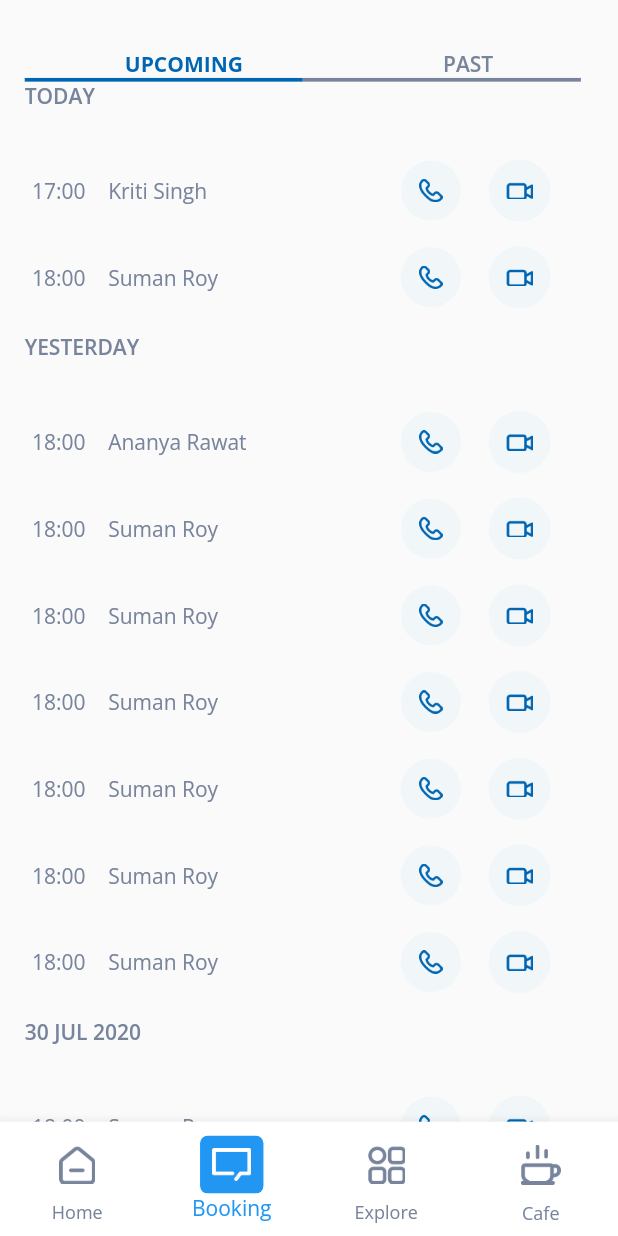
After one commit to balraj1232/mental_health, a Flutter app: the Cafe2 screen opened by its route, after a tap on "UPCOMING", on a phone screen of 412 x 824 dp. The commit adds this screen. Run offline on Flutter 3.47's test engine with Material 2 defaults, Android fonts, the phone set to English and light mode, and no system bars; our stand-ins replace google_fonts.

Commit message:
Cafe Screen

```diff
--- /dev/null
+++ b/lib/UI/Cafe1.dart
@@ -0,0 +1,157 @@
+import 'package:flutter/material.dart';
+import 'package:google_fonts/google_fonts.dart';
+import 'package:mental_health/Utils/Colors.dart';
+import 'package:mental_health/Utils/ListTileCafe1.dart';
+import 'package:mental_health/Utils/SizeConfig.dart';
+
+class Cafe1 extends StatefulWidget {
+  const Cafe1({Key key}) : super(key: key);
+
+  @override
+  _Cafe1State createState() => _Cafe1State();
+}
+
+class _Cafe1State extends State<Cafe1> {
+  @override
+  Widget build(BuildContext context) {
+    SizeConfig().init(context);
+    return SafeArea(child: Scaffold(
+      body: SingleChildScrollView(
+        physics: BouncingScrollPhysics(),
+        padding: EdgeInsets.all(SizeConfig.blockSizeHorizontal * 4),
+        child: Column(
+          mainAxisAlignment: MainAxisAlignment.start,
+          crossAxisAlignment: CrossAxisAlignment.start,
+          children: [
+            Container(
+              margin: EdgeInsets.only(
+                top: SizeConfig.blockSizeVertical * 2,
+              ),
+              child: Row(
+                mainAxisAlignment: MainAxisAlignment.spaceAround,
+                children: [
+                  Text("UPCOMING",style: GoogleFonts.openSans(
+                    color: Color(0XFF0066B3),
+                    fontWeight: FontWeight.w700
+                  ),),
+                  InkWell(
+                    onTap: (){
+                      Navigator.of(context).pushNamed('/Cafe2');
+                    },
+                    child: Text("PAST",style: GoogleFonts.openSans(
+                        color: Color(fontColorGray),
+                        fontWeight: FontWeight.w600
+                    ),),
+                  )
+                ],
+              ),
+            ),
+            Row(
+              children: [
+                Container(
+                  width: SizeConfig.screenWidth * 0.45,
+                  height: SizeConfig.blockSizeVertical * 0.3,
+                  color: Color(backgroundColorBlue),
+                ),
+                Container(
+                  width: SizeConfig.screenWidth * 0.45,
+                  height: SizeConfig.blockSizeVertical * 0.3,
+                  color: Color(fontColorGray),
+                ),
+              ],
+            ),
+            Text("TODAY",style: GoogleFonts.openSans(
+              color: Color(fontColorGray),
+              fontWeight: FontWeight.w600,
+            ),),
+            SizedBox(
+              height: SizeConfig.blockSizeVertical * 4,
+            ),
+            listTileCafe1(context,"Kriti Singh","17:00"),
+            listTileCafe1(context,"Suman Roy","18:00"),
+            Text("YESTERDAY",style: GoogleFonts.openSans(
+              color: Color(fontColorGray),
+              fontWeight: FontWeight.w600,
+            ),),
+            SizedBox(
+              height: SizeConfig.blockSizeVertical * 4,
+            ),
+            listTileCafe1(context,"Ananya Rawat","18:00"),
+            listTileCafe1(context,"Suman Roy","18:00"),
+            listTileCafe1(context,"Suman Roy","18:00"),
+            listTileCafe1(context,"Suman Roy","18:00"),
+            listTileCafe1(context,"Suman Roy","18:00"),
+            listTileCafe1(context,"Suman Roy","18:00"),
+            listTileCafe1(context,"Suman Roy","18:00"),
+            Text("30 JUL 2020",style: GoogleFonts.openSans(
+              color: Color(fontColorGray),
+              fontWeight: FontWeight.w600,
+            ),),
+            SizedBox(
+              height: SizeConfig.blockSizeVertical * 4,
+            ),
+            listTileCafe1(context,"Suman Roy","18:00"),
+
+          ],
+        ),
+      ),
+      bottomNavigationBar: BottomNavigationBar(
+        backgroundColor: Colors.white,
+        showUnselectedLabels: true,
+        currentIndex: 1,
+        unselectedItemColor: Color(fontColorGray),
+        selectedLabelStyle: GoogleFonts.openSans(
+          color: Colors.blue,
+        ),
+        unselectedLabelStyle: GoogleFonts.openSans(
+          color: Color(fontColorGray)
+        ),
+        type: BottomNavigationBarType.fixed,
+        items: [
+          BottomNavigationBarItem(icon: Container(child:
+          Image.asset('assets/icons/nav home.png',
+          scale: SizeConfig.blockSizeVertical * 0.4,),
+          decoration: BoxDecoration(
+            color: Colors.white,
+            shape: BoxShape.rectangle,
+            borderRadius: BorderRadius.circular(5)
+          ),
+          padding: EdgeInsets.all(SizeConfig.blockSizeVertical),),
+          label: "Home"),
+          BottomNavigationBarItem(icon: Container(child:
+          Image.asset('assets/icons/nav booking.png',
+            scale: SizeConfig.blockSizeVertical * 0.4,),
+            decoration: BoxDecoration(
+                color: Colors.blue,
+                shape: BoxShape.rectangle,
+                borderRadius: BorderRadius.circular(5)
+            ),
+            padding: EdgeInsets.all(SizeConfig.blockSizeVertical),),
+              label: "Booking"),
+          BottomNavigationBarItem(icon: Container(child:
+          Image.asset('assets/icons/nav explore.png',
+            scale: SizeConfig.blockSizeVertical * 0.4,),
+            decoration: BoxDecoration(
+                color: Colors.white,
+                shape: BoxShape.rectangle,
+                borderRadius: BorderRadius.circular(5)
+            ),
+            padding: EdgeInsets.all(SizeConfig.blockSizeVertical),),
+              label: "Explore"),
+          BottomNavigationBarItem(icon: Container(child:
+          Image.asset('assets/icons/nav cafe.png',
+            scale: SizeConfig.blockSizeVertical * 0.4,),
+            decoration: BoxDecoration(
+                color: Colors.white,
+                shape: BoxShape.rectangle,
+                borderRadius: BorderRadius.circular(5)
+            ),
+            padding: EdgeInsets.all(SizeConfig.blockSizeVertical),),
+              label: "Cafe"),
+
+        ],
+
+      ),
+    ));
+  }
+}
--- /dev/null
+++ b/lib/UI/Cafe2.dart
@@ -0,0 +1,154 @@
+import 'package:flutter/material.dart';
+import 'package:google_fonts/google_fonts.dart';
+import 'package:mental_health/Utils/Colors.dart';
+import 'package:mental_health/Utils/ListTileCafe2.dart';
+import 'package:mental_health/Utils/SizeConfig.dart';
+
+class Cafe2 extends StatefulWidget {
+  const Cafe2({Key key}) : super(key: key);
+
+  @override
+  _Cafe2State createState() => _Cafe2State();
+}
+
+class _Cafe2State extends State<Cafe2> {
+  @override
+  Widget build(BuildContext context) {
+    SizeConfig().init(context);
+    return SafeArea(child: Scaffold(
+      bottomNavigationBar: BottomNavigationBar(
+        backgroundColor: Colors.white,
+        showUnselectedLabels: true,
+        currentIndex: 1,
+        unselectedItemColor: Color(fontColorGray),
+        selectedLabelStyle: GoogleFonts.openSans(
+          color: Colors.blue,
+        ),
+        unselectedLabelStyle: GoogleFonts.openSans(
+            color: Color(fontColorGray)
+        ),
+        type: BottomNavigationBarType.fixed,
+        items: [
+          BottomNavigationBarItem(icon: Container(child:
+          Image.asset('assets/icons/nav home.png',
+            scale: SizeConfig.blockSizeVertical * 0.4,),
+            decoration: BoxDecoration(
+                color: Colors.white,
+                shape: BoxShape.rectangle,
+                borderRadius: BorderRadius.circular(5)
+            ),
+            padding: EdgeInsets.all(SizeConfig.blockSizeVertical),),
+              label: "Home"),
+          BottomNavigationBarItem(icon: Container(child:
+          Image.asset('assets/icons/nav booking.png',
+            scale: SizeConfig.blockSizeVertical * 0.4,),
+            decoration: BoxDecoration(
+                color: Colors.blue,
+                shape: BoxShape.rectangle,
+                borderRadius: BorderRadius.circular(5)
+            ),
+            padding: EdgeInsets.all(SizeConfig.blockSizeVertical),),
+              label: "Booking"),
+          BottomNavigationBarItem(icon: Container(child:
+          Image.asset('assets/icons/nav explore.png',
+            scale: SizeConfig.blockSizeVertical * 0.4,),
+            decoration: BoxDecoration(
+                color: Colors.white,
+                shape: BoxShape.rectangle,
+                borderRadius: BorderRadius.circular(5)
+            ),
+            padding: EdgeInsets.all(SizeConfig.blockSizeVertical),),
+              label: "Explore"),
+          BottomNavigationBarItem(icon: Container(child:
+          Image.asset('assets/icons/nav cafe.png',
+            scale: SizeConfig.blockSizeVertical * 0.4,),
+            decoration: BoxDecoration(
+                color: Colors.white,
+                shape: BoxShape.rectangle,
+                borderRadius: BorderRadius.circular(5)
+            ),
+            padding: EdgeInsets.all(SizeConfig.blockSizeVertical),),
+              label: "Cafe"),
+
+        ],
+
+      ),
+      body: SingleChildScrollView(
+        physics: BouncingScrollPhysics(),
+        padding: EdgeInsets.all(SizeConfig.blockSizeHorizontal * 4),
+        child: Column(
+          mainAxisAlignment: MainAxisAlignment.start,
+          crossAxisAlignment: CrossAxisAlignment.start,
+          children: [
+            Container(
+              margin: EdgeInsets.only(
+                top: SizeConfig.blockSizeVertical * 2,
+              ),
+              child: Row(
+                mainAxisAlignment: MainAxisAlignment.spaceAround,
+                children: [
+                  InkWell(
+                    child: Text("UPCOMING",style: GoogleFonts.openSans(
+                        color: Color(fontColorGray),
+                        fontWeight: FontWeight.w600
+                    ),),
+                    onTap: (){
+                      Navigator.of(context).pushNamed('/Cafe1');
+                    },
+                  ),
+                  InkWell(
+                    onTap: (){
+                      Navigator.of(context).pushNamed('/Cafe2');
+                    },
+                    child: Text("PAST",style: GoogleFonts.openSans(
+                        color: Color(0XFF0066B3),
+                        fontWeight: FontWeight.w700
+                    ),),
+                  )
+                ],
+              ),
+            ),
+            Row(
+              children: [
+                Container(
+                  width: SizeConfig.screenWidth * 0.45,
+                  height: SizeConfig.blockSizeVertical * 0.3,
+                  color: Color(fontColorGray),
+                ),
+                Container(
+                  width: SizeConfig.screenWidth * 0.45,
+                  height: SizeConfig.blockSizeVertical * 0.3,
+                  color: Color(backgroundColorBlue),
+                ),
+              ],
+            ),
+            SizedBox(
+              height: SizeConfig.blockSizeVertical * 3,
+            ),
+            Text("28 JULY 2020",style: GoogleFonts.openSans(
+              color: Color(fontColorGray),
+              fontWeight: FontWeight.w600,
+            ),),
+            SizedBox(
+              height: SizeConfig.blockSizeVertical * 4,
+            ),
+            listTileCafe2(context,"Kriti Singh","17:00"),
+            listTileCafe2(context,"Suman Roy","18:00"),
+            SizedBox(
+              height: SizeConfig.blockSizeVertical * 3,
+            ),
+            Text("27 JULY 2020",style: GoogleFonts.openSans(
+              color: Color(fontColorGray),
+              fontWeight: FontWeight.w600,
+            ),),
+            listTileCafe2(context,"Kriti Singh","17:00"),
+            listTileCafe2(context,"Kriti Singh","17:00"),
+            listTileCafe2(context,"Kriti Singh","17:00"),
+            listTileCafe2(context,"Kriti Singh","17:00"),
+
+          ],
+        ),
+      ),
+    ));
+  }
+}
--- a/lib/UI/Price5.dart
+++ b/lib/UI/Price5.dart
@@ -20,6 +20,10 @@ class _Price5State extends State<Price5> {
           crossAxisAlignment: CrossAxisAlignment.center,
           children: [
             Center(
+              child: InkWell(
+                onTap: (){
+                  Navigator.of(context).pushNamed('/Cafe1');
+                },
                 child: Container(
                       margin: EdgeInsets.only(
                         top: SizeConfig.screenHeight * 0.3
@@ -44,6 +48,7 @@ class _Price5State extends State<Price5> {
                         ),
                         child: Image.asset('assets/icons/done.png',
                           scale: SizeConfig.blockSizeVertical * 0.5,)
+                      ),
                     ),
               ),
             ),
--- /dev/null
+++ b/lib/Utils/ListTileCafe1.dart
@@ -0,0 +1,71 @@
+import 'package:flutter/material.dart';
+import 'package:google_fonts/google_fonts.dart';
+import 'package:mental_health/Utils/Colors.dart';
+import 'package:mental_health/Utils/SizeConfig.dart';
+
+Widget listTileCafe1(BuildContext context,
+    String contactName,
+    String time,
+    ){
+  SizeConfig().init(context);
+  return Container(
+    //color: Colors.blue[900],
+    margin: EdgeInsets.only(
+      bottom: SizeConfig.blockSizeVertical * 2,
+      right: SizeConfig.screenWidth * 0.05
+    ),
+    child: Row(
+      mainAxisAlignment: MainAxisAlignment.spaceAround,
+      crossAxisAlignment: CrossAxisAlignment.center,
+      children: [
+        Container(
+          width: SizeConfig.screenWidth * 0.1,
+          child: Text(time,style: GoogleFonts.openSans(
+              color: Color(fontColorGray),
+              fontWeight: FontWeight.w400
+          ),),
+        ),
+        Container(
+          width: SizeConfig.screenWidth * 0.45,
+          child: Text(contactName,style: GoogleFonts.openSans(
+            color: Color(fontColorGray),
+            fontWeight: FontWeight.w400
+          ),),
+        ),
+        Container(
+          width: SizeConfig.screenWidth * 0.25,
+          child: Row(
+            mainAxisAlignment: MainAxisAlignment.spaceBetween,
+            crossAxisAlignment: CrossAxisAlignment.center,
+            children: [
+            Container(
+              decoration: BoxDecoration(
+                shape: BoxShape.circle,
+                image: DecorationImage(
+                  image: AssetImage('assets/icons/Ellipse 3.png'),
+                  fit: BoxFit.cover
+                )
+              ),
+              child: Image.asset('assets/icons/call.png',
+              scale: SizeConfig.blockSizeVertical * 0.5,),
+              padding: EdgeInsets.all(SizeConfig.blockSizeVertical * 1.5),
+            ),
+              Container(
+                decoration: BoxDecoration(
+                    shape: BoxShape.circle,
+                    image: DecorationImage(
+                        image: AssetImage('assets/icons/Ellipse 3.png'),
+                        fit: BoxFit.cover
+                    )
+                ),
+                child: Image.asset('assets/icons/video call.png',
+                  scale: SizeConfig.blockSizeVertical * 0.5,),
+                padding: EdgeInsets.all(SizeConfig.blockSizeVertical * 1.8),
+              ),
+            ],
+          ),
+        ),
+      ],
+    ),
+  );
+}
--- /dev/null
+++ b/lib/Utils/ListTileCafe2.dart
@@ -0,0 +1,55 @@
+import 'package:flutter/material.dart';
+import 'package:google_fonts/google_fonts.dart';
+import 'package:mental_health/Utils/SizeConfig.dart';
+
+import 'Colors.dart';
+
+Widget listTileCafe2(BuildContext context,
+    String contactName,
+    String time,){
+  SizeConfig().init(context);
+  return Container(
+    //color: Colors.blue[900],
+    margin: EdgeInsets.only(
+        bottom: SizeConfig.blockSizeVertical * 2,
+        right: SizeConfig.screenWidth * 0.05
+    ),
+    child: Row(
+      mainAxisAlignment: MainAxisAlignment.spaceAround,
+      crossAxisAlignment: CrossAxisAlignment.center,
+      children: [
+        Container(
+          width: SizeConfig.screenWidth * 0.1,
+          child: Text(time,style: GoogleFonts.openSans(
+              color: Color(fontColorGray),
+              fontWeight: FontWeight.w400
+          ),),
+        ),
+        Container(
+          width: SizeConfig.screenWidth * 0.45,
+          child: Text(contactName,style: GoogleFonts.openSans(
+              color: Color(fontColorGray),
+              fontWeight: FontWeight.w400
+          ),),
+        ),
+        Container(
+          width: SizeConfig.screenWidth * 0.25,
+          height: SizeConfig.blockSizeVertical * 5,
+          alignment: Alignment.center,
+          child:Text("RATE",style: GoogleFonts.openSans(
+            color: Colors.blue
+          ),),
+          decoration: BoxDecoration(
+            color: Colors.white,
+            borderRadius: BorderRadius.circular(SizeConfig.blockSizeVertical),
+            shape: BoxShape.rectangle,
+            border: Border.all(
+              color: Colors.blue,
+              width: 1.0
+            )
+          ),
+        ),
+      ],
+    ),
+  );
+}
--- a/lib/main.dart
+++ b/lib/main.dart
@@ -1,4 +1,6 @@
 import 'package:flutter/material.dart';
+import 'package:mental_health/UI/Cafe1.dart';
+import 'package:mental_health/UI/Cafe2.dart';
 import 'package:mental_health/UI/Info%203.dart';
 import 'package:mental_health/UI/Info1.dart';
 import 'package:mental_health/UI/Info2.dart';
@@ -40,6 +42,8 @@ class MentalHealth extends StatelessWidget {
         '/Info3' : (context)=> Info3(),
         '/Price4' : (context)=> Price4(),
         '/Price5' : (context)=> Price5(),
+        '/Cafe1' : (context)=> Cafe1(),
+        '/Cafe2' : (context)=> Cafe2(),
 
       },
     );
```
Also changed, not shown: pubspec.yaml (+7 -0 lines), assets/icons/Ellipse 3.png (added), assets/icons/call.png (added), assets/icons/nav booking.png (added), assets/icons/nav cafe.png (added), assets/icons/nav explore.png (added), assets/icons/nav home.png (added), assets/icons/video call.png (added). Lines whose indentation alone changed are shown as unchanged.
